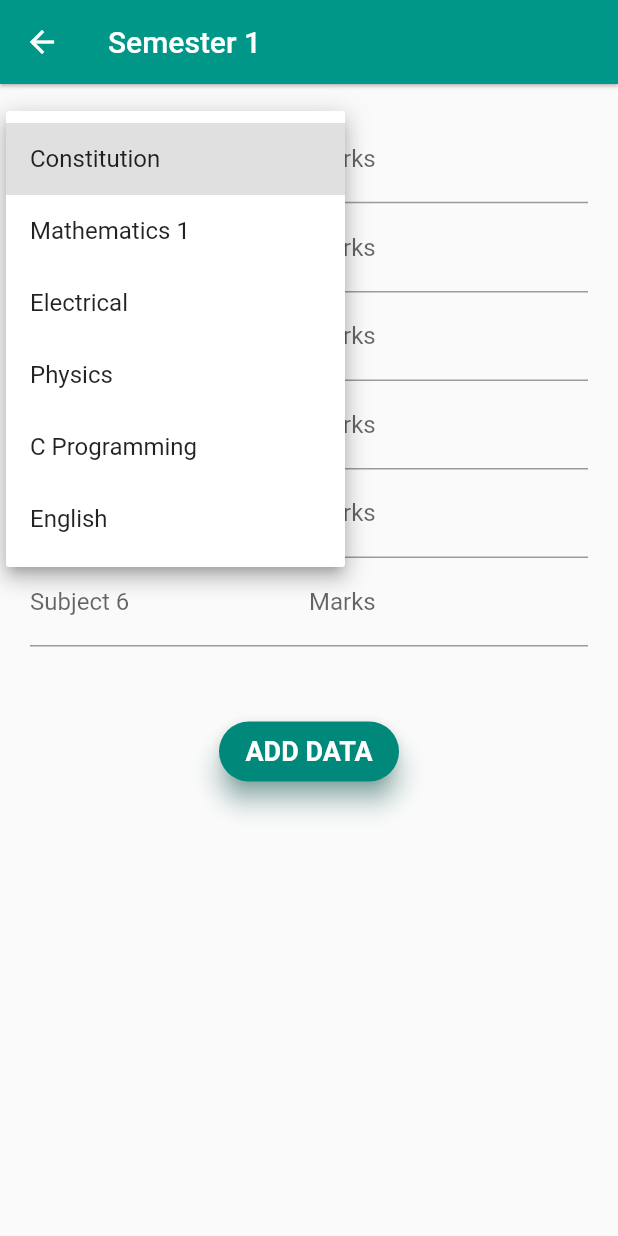
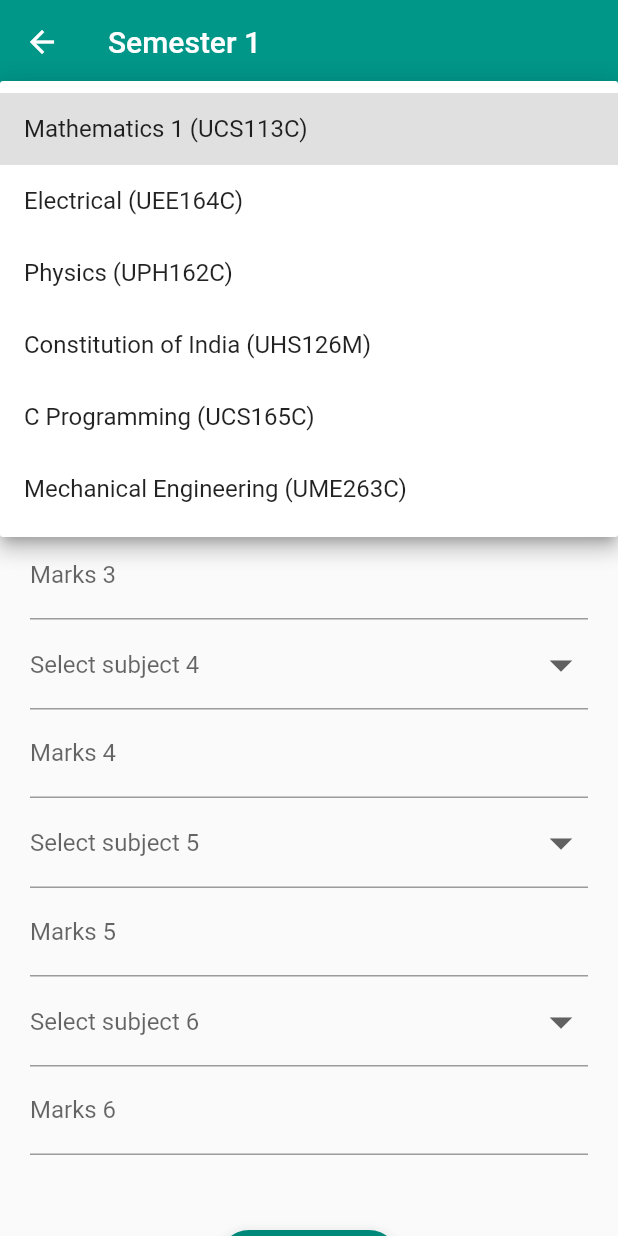
Before and after one commit to ioxvar/BEC-plugin, a Flutter app: the Sem1 screen opened directly, after a tap on "Select subject 1", on a phone screen of 412 x 824 dp. Run offline on Flutter 3.47's test engine with Material 2 defaults, Android fonts, the phone set to English and light mode, and no system bars; our stand-ins replace cloud_firestore, firebase_auth, firebase_core; accounts and stored records are empty; Roboto replaces fonts that are missing (Montserrat).

Commit message:
dropdown added

```diff
--- a/lib/semesters/sem1.dart
+++ b/lib/semesters/sem1.dart
@@ -4,12 +4,6 @@ import '../crud/add.dart';
 
 final adder = FirebaseFirestore.instance;
 
-final TextEditingController s1 = TextEditingController();
-final TextEditingController s2 = TextEditingController();
-final TextEditingController s3 = TextEditingController();
-final TextEditingController s4 = TextEditingController();
-final TextEditingController s5 = TextEditingController();
-final TextEditingController s6 = TextEditingController();
 final TextEditingController m1 = TextEditingController();
 final TextEditingController m2 = TextEditingController();
 final TextEditingController m3 = TextEditingController();
@@ -55,6 +49,7 @@ class Sem1 extends StatefulWidget {
   @override
   _Sem1State createState() => _Sem1State();
 }
+String s1, s2, s3, s4, s5, s6;
 
 class _Sem1State extends State<Sem1> {
   add() {
@@ -64,12 +59,12 @@ class _Sem1State extends State<Sem1> {
         "Name": name.text,
         "Branch": branch.text,
         "Semester 1": {
-          "\n" + s1.text.toLowerCase(): m1.text + " (" + grader(m1.text) + ")",
-          "\n" + s2.text.toLowerCase(): m2.text + " (" + grader(m2.text) + ")",
-          "\n" + s3.text.toLowerCase(): m3.text + " (" + grader(m3.text) + ")",
-          "\n" + s4.text.toLowerCase(): m4.text + " (" + grader(m4.text) + ")",
-          "\n" + s5.text.toLowerCase(): m5.text + " (" + grader(m5.text) + ")",
-          "\n" + s6.text.toLowerCase(): m6.text + " (" + grader(m6.text) + ")",
+          "\n" + s1: m1.text + " (" + grader(m1.text) + ")",
+          "\n" + s2: m2.text + " (" + grader(m2.text) + ")",
+          "\n" + s3: m3.text + " (" + grader(m3.text) + ")",
+          "\n" + s4: m4.text + " (" + grader(m4.text) + ")",
+          "\n" + s5: m5.text + " (" + grader(m5.text) + ")",
+          "\n" + s6: m6.text + " (" + grader(m6.text) + ")",
           "\nPercentage":
               percent(m1.text, m2.text, m3.text, m4.text, m5.text, m6.text),
         },
@@ -82,14 +77,14 @@ class _Sem1State extends State<Sem1> {
     );
   }
 
-  String subject;
+
   List choice = [
-    "Constitution",
-    "Mathematics 1",
-    "Electrical",
-    "Physics",
-    "C Programming",
-    "English",
+    "Mathematics 1 (UCS113C)",
+    "Electrical (UEE164C)",
+    "Physics (UPH162C)",
+    "Constitution of India (UHS126M)",
+    "C Programming (UCS165C)",
+    "Mechanical Engineering (UME263C)",
   ];
   @override
   Widget build(BuildContext context) {
@@ -103,12 +98,13 @@ class _Sem1State extends State<Sem1> {
         child: ConstrainedBox(
           constraints: BoxConstraints(),
           child: Container(
-            padding: EdgeInsets.all(20),
+            padding: EdgeInsets.fromLTRB(20, 0, 20, 0),
             child: Column(
               children: <Widget>[
-                Row(
-                  // mainAxisAlignment: mainAxisAlignment.center,
-                  mainAxisAlignment: MainAxisAlignment.spaceAround,
+                Wrap(
+                  alignment: WrapAlignment.spaceEvenly,
+                  // Use main axis alignment if switching back to rows
+                  // mainAxisAlignment: MainAxisAlignment.spaceAround,
                   children: [
                     Expanded(
                       child: DropdownButtonFormField(
@@ -117,10 +113,10 @@ class _Sem1State extends State<Sem1> {
                         dropdownColor: Colors.white,
                         icon: Icon(Icons.arrow_drop_down),
                         iconSize: 36,
-                        value: subject,
+                        value: s2,
                         onChanged: (newValue) {
                           setState(() {
-                            subject = newValue;
+                            s2 = newValue;
                           });
                         },
                         items: choice.map(
@@ -137,73 +133,103 @@ class _Sem1State extends State<Sem1> {
                         controller: m1,
                         decoration: const InputDecoration(
                           hintText: 'Enter marks in subject 1',
-                          labelText: 'Marks',
+                          labelText: 'Marks 1',
                         ),
                       ),
                     ),
                   ],
                 ),
-                Row(
-                  // mainAxisAlignment: mainAxisAlignment.center,
-                  mainAxisAlignment: MainAxisAlignment.spaceAround,
+                Wrap(
+                  alignment: WrapAlignment.spaceEvenly,
                   children: [
                     Expanded(
-                      child: TextFormField(
-                        controller: s2,
-                        decoration: const InputDecoration(
-                          hintText: 'Enter subject 2',
-                          labelText: 'Subject 2',
-                        ),
+                      child: DropdownButtonFormField(
+                        hint: Text("Select subject 2"),
+                        dropdownColor: Colors.white,
+                        icon: Icon(Icons.arrow_drop_down),
+                        iconSize: 36,
+                        value: s1,
+                        onChanged: (newValue) {
+                          setState(() {
+                            s1 = newValue;
+                          });
+                        },
+                        items: choice.map(
+                          (valueItem) {
+                            return DropdownMenuItem(
+                                value: valueItem, child: Text(valueItem));
+                          },
+                        ).toList(),
                       ),
                     ),
-                    //Spacer(flex: 2),
                     Expanded(
                       child: TextFormField(
                         controller: m2,
                         decoration: const InputDecoration(
                           hintText: 'Enter marks in subject 2',
-                          labelText: 'Marks',
+                          labelText: 'Marks 2',
                         ),
                       ),
                     ),
                   ],
                 ),
-                Row(
-                  // mainAxisAlignment: mainAxisAlignment.center,
-                  mainAxisAlignment: MainAxisAlignment.spaceAround,
+                Wrap(
+                  alignment: WrapAlignment.spaceEvenly,
                   children: [
                     Expanded(
-                      child: TextFormField(
-                        controller: s3,
-                        decoration: const InputDecoration(
-                          hintText: 'Enter subject 3',
-                          labelText: 'Subject 3',
-                        ),
+                      child: DropdownButtonFormField(
+                        hint: Text("Select subject 3"),
+                        dropdownColor: Colors.white,
+                        icon: Icon(Icons.arrow_drop_down),
+                        iconSize: 36,
+                        value: s3,
+                        onChanged: (newValue) {
+                          setState(() {
+                            s3 = newValue;
+                          });
+                        },
+                        items: choice.map(
+                          (valueItem) {
+                            return DropdownMenuItem(
+                                value: valueItem, child: Text(valueItem));
+                          },
+                        ).toList(),
                       ),
                     ),
-                    //Spacer(flex: 2),
+                    Spacer(flex: 2),
                     Expanded(
                       child: TextFormField(
                         controller: m3,
                         decoration: const InputDecoration(
                           hintText: 'Enter marks in subject 3',
-                          labelText: 'Marks',
+                          labelText: 'Marks 3',
                         ),
                       ),
                     ),
                   ],
                 ),
-                Row(
-                  // mainAxisAlignment: mainAxisAlignment.center,
-                  mainAxisAlignment: MainAxisAlignment.spaceAround,
+                Wrap(
+                  alignment: WrapAlignment.spaceEvenly,
                   children: [
                     Expanded(
-                      child: TextFormField(
-                        controller: s4,
-                        decoration: const InputDecoration(
-                          hintText: 'Enter subject 4',
-                          labelText: 'Subject 4',
-                        ),
+                      child: DropdownButtonFormField(
+                        //controller: m1,
+                        hint: Text("Select subject 4"),
+                        dropdownColor: Colors.white,
+                        icon: Icon(Icons.arrow_drop_down),
+                        iconSize: 36,
+                        value: s4,
+                        onChanged: (newValue) {
+                          setState(() {
+                            s4 = newValue;
+                          });
+                        },
+                        items: choice.map(
+                          (valueItem) {
+                            return DropdownMenuItem(
+                                value: valueItem, child: Text(valueItem));
+                          },
+                        ).toList(),
                       ),
                     ),
                     //Spacer(flex: 2),
@@ -212,57 +238,77 @@ class _Sem1State extends State<Sem1> {
                         controller: m4,
                         decoration: const InputDecoration(
                           hintText: 'Enter marks in subject 4',
-                          labelText: 'Marks',
+                          labelText: 'Marks 4',
                         ),
                       ),
                     ),
                   ],
                 ),
-                Row(
-                  // mainAxisAlignment: mainAxisAlignment.center,
-                  mainAxisAlignment: MainAxisAlignment.spaceAround,
+                Wrap(
+                  alignment: WrapAlignment.spaceEvenly,
                   children: [
                     Expanded(
-                      child: TextFormField(
-                        controller: s5,
-                        decoration: const InputDecoration(
-                          hintText: 'Enter subject 5',
-                          labelText: 'Subject 5',
-                        ),
+                      child: DropdownButtonFormField(
+                        //controller: m1,
+                        hint: Text("Select subject 5"),
+                        dropdownColor: Colors.white,
+                        icon: Icon(Icons.arrow_drop_down),
+                        iconSize: 36,
+                        value: s5,
+                        onChanged: (newValue) {
+                          setState(() {
+                            s5 = newValue;
+                          });
+                        },
+                        items: choice.map(
+                          (valueItem) {
+                            return DropdownMenuItem(
+                                value: valueItem, child: Text(valueItem));
+                          },
+                        ).toList(),
                       ),
                     ),
-                    //Spacer(flex: 2),
                     Expanded(
                       child: TextFormField(
                         controller: m5,
                         decoration: const InputDecoration(
                           hintText: 'Enter marks in subject 5',
-                          labelText: 'Marks',
+                          labelText: 'Marks 5',
                         ),
                       ),
                     ),
                   ],
                 ),
-                Row(
-                  // mainAxisAlignment: mainAxisAlignment.center,
-                  mainAxisAlignment: MainAxisAlignment.spaceAround,
+                Wrap(
+                  alignment: WrapAlignment.spaceEvenly,
                   children: [
                     Expanded(
-                      child: TextFormField(
-                        controller: s6,
-                        decoration: const InputDecoration(
-                          hintText: 'Enter subject 6',
-                          labelText: 'Subject 6',
-                        ),
+                      child: DropdownButtonFormField(
+                        //controller: m1,
+                        hint: Text("Select subject 6"),
+                        dropdownColor: Colors.white,
+                        icon: Icon(Icons.arrow_drop_down),
+                        iconSize: 36,
+                        value: s6,
+                        onChanged: (newValue) {
+                          setState(() {
+                            s6 = newValue;
+                          });
+                        },
+                        items: choice.map(
+                          (valueItem) {
+                            return DropdownMenuItem(
+                                value: valueItem, child: Text(valueItem));
+                          },
+                        ).toList(),
                       ),
                     ),
-                    //Spacer(flex: 2),
                     Expanded(
                       child: TextFormField(
                         controller: m6,
                         decoration: const InputDecoration(
                           hintText: 'Enter marks in subject 6',
-                          labelText: 'Marks',
+                          labelText: 'Marks 6',
                         ),
                       ),
                     ),
```
